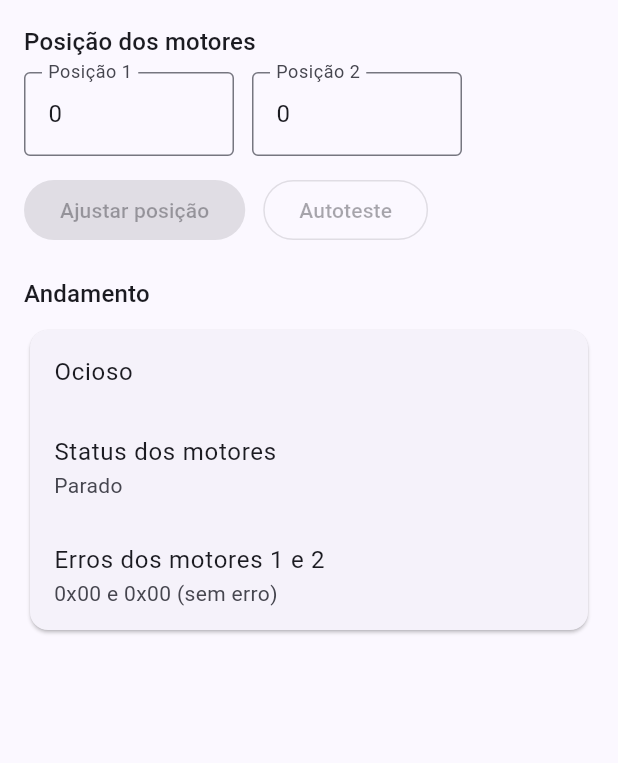
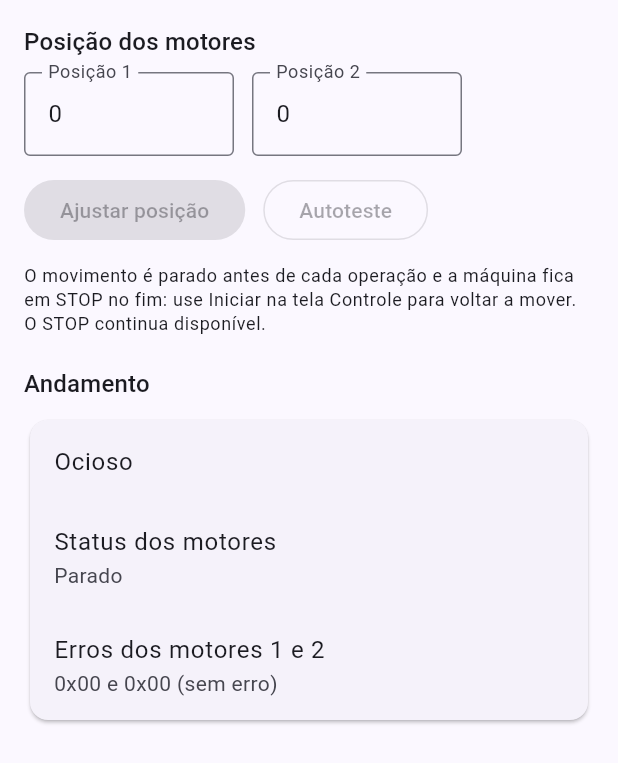
Before and after one commit to thiago-trendx/poc-goper-nexa, a Flutter app: the LiftMotorPage widget shown alone on an empty page, opened directly, on a phone screen of 412 x 824 dp. Shown: the top 763 px of the screen. Run offline on Flutter 3.47's test engine with Material 3 defaults, Android fonts, the phone set to English and light mode, and no system bars; our stand-ins replace bloc_concurrency, equatable, flutter_bloc.

Commit message:
Fase 5: telas com confirmação e bloqueios, ADR 0006 e roteiro de bancada
- origem, reset de erro e limpar dados pedem confirmação
- origem e reset de erro só com a máquina parada; Iniciar bloqueado durante operação dos motores
- tela dos motores exige o polling e avisa que a máquina fica em STOP no fim
- ADR 0006 e roteiro de bancada da Fase 5 em docs/checklist-hardware.md

Co-Authored-By: Claude Sonnet 5.5 <noreply@anthropic.com>

```diff
--- a/apps/workbench/lib/features/lift_motor/lift_motor_page.dart
+++ b/apps/workbench/lib/features/lift_motor/lift_motor_page.dart
@@ -75,13 +75,15 @@ class _LiftMotorPageState extends State<LiftMotorPage> {
   @override
   Widget build(BuildContext context) {
     final connected = context.watch<ConnectionBloc>().state.isConnected;
+    final pollingActive = context.select((ConnectionBloc b) => b.state.pollingActive);
     return BlocConsumer<LiftMotorBloc, LiftMotorState>(
       listenWhen: (previous, current) => previous.errorSeq != current.errorSeq,
       listener: (context, state) {
         if (state.error != null) showMessage(context, state.error!, isError: true);
       },
       builder: (context, state) {
-        final enabled = connected && !state.busy;
+        // O controlador só recebe posição e autoteste pelo polling.
+        final enabled = connected && pollingActive && !state.busy;
         return ListView(
           padding: const EdgeInsets.all(16),
           children: [
@@ -116,6 +118,17 @@ class _LiftMotorPageState extends State<LiftMotorPage> {
                     onPressed: enabled ? () => _selfCheck(context) : null,
                     child: const Text('Autoteste'),
                   ),
+                  SizedBox(
+                    width: double.infinity,
+                    child: Text(
+                      key: const Key('lift_hint'),
+                      connected && !pollingActive && !state.busy
+                          ? 'Ligue o polling na tela Conexão: o controlador só recebe as ordens pelo polling.'
+                          : 'O movimento é parado antes de cada operação e a máquina fica em STOP no fim: '
+                              'use Iniciar na tela Controle para voltar a mover. O STOP continua disponível.',
+                      style: Theme.of(context).textTheme.bodySmall,
+                    ),
+                  ),
                 ],
               ),
             ),
```
Also changed, not shown: apps/workbench/lib/features/control/control_page.dart (+48 -6 lines), 5 other files.
